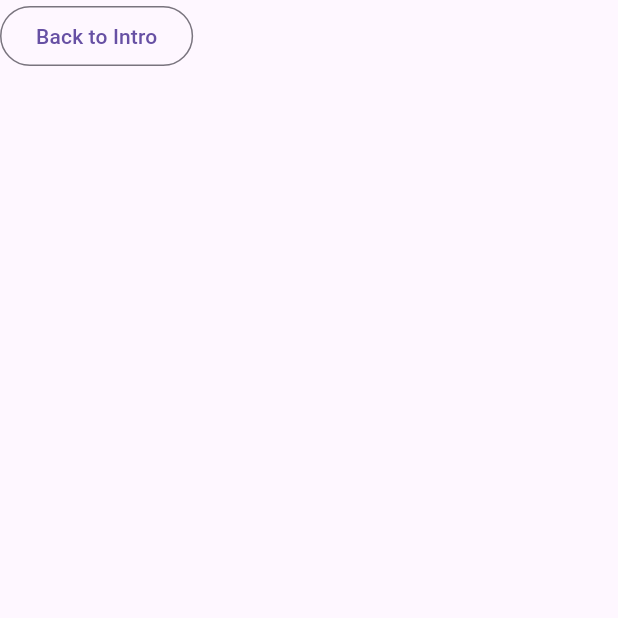
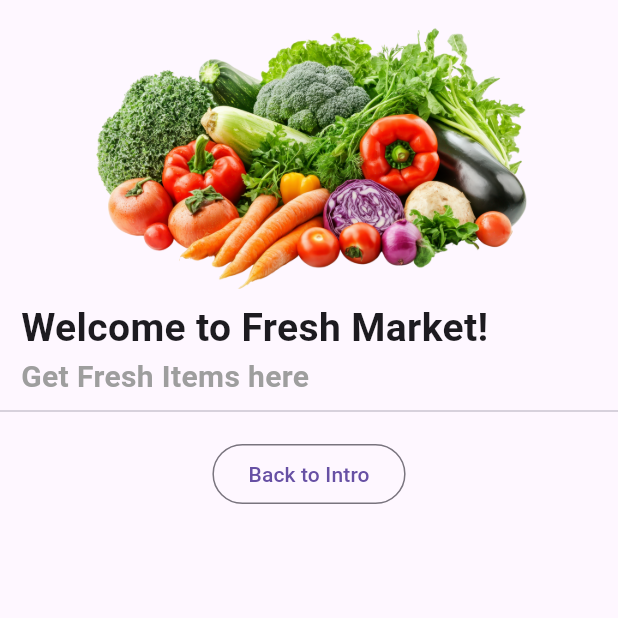
Before and after one commit to Tola-Seyha/fresh_market, a Flutter app: the screen it shows after launch, after a tap on "Get Start Now", on a phone screen of 412 x 824 dp, the top half of it. Run offline on Flutter 3.47's test engine with Material 3 defaults, Android fonts, the phone set to English and light mode, and no system bars; drawn by our look-alikes of carousel_slider.

Commit message:
Doing at the home page

```diff
--- /dev/null
+++ b/lib/components/category_component.dart
@@ -0,0 +1,20 @@
+import 'package:flutter/material.dart';
+
+class CatecoryComponent extends StatelessWidget {
+  final String title;
+  const CatecoryComponent({super.key, required this.title});
+  @override
+  Widget build(BuildContext context) {
+    return Padding(
+      padding: const EdgeInsets.symmetric(vertical: 8.0),
+      child: Container(
+        height: 220,
+        // width: 100,
+        color: Colors.green,
+        child: Text(title),
+
+
+      ),
+    );
+  }
+}
--- a/lib/main.dart
+++ b/lib/main.dart
@@ -1,4 +1,5 @@
 import 'package:flutter/material.dart';
+import 'package:fresh_market/pages/cart_page.dart';
 import 'package:fresh_market/pages/intro_page.dart';
 
 void main() {
--- a/lib/pages/cart_page.dart
+++ b/lib/pages/cart_page.dart
@@ -1,12 +1,14 @@
 import 'package:flutter/material.dart';
-
 class CartPage extends StatelessWidget {
   const CartPage({super.key});
-
   @override
   Widget build(BuildContext context) {
+
     return Scaffold(
-      body: Text("Cart Page"),
+      body: Center(
+        child: Text("This is Cart Page"),
+      ),
+
     );
   }
 }
--- a/lib/pages/home_page.dart
+++ b/lib/pages/home_page.dart
@@ -1,25 +1,101 @@
+import 'package:carousel_slider/carousel_slider.dart';
 import 'package:flutter/material.dart';
+import 'package:fresh_market/components/category_component.dart';
 
-class HomePage extends StatelessWidget {
+class HomePage extends StatefulWidget {
   const HomePage({super.key});
 
+  @override
+  State<HomePage> createState() => _HomePageState();
+}
+
+List<String> imagesSlider = [
+  "assets/image/vegetables.png",
+  "assets/image/fruit.png",
+  "assets/image/meats.png",
+];
+
+class _HomePageState extends State<HomePage> {
+  int currentIndex = 0;
   @override
   Widget build(BuildContext context) {
     return Scaffold(
       body: SafeArea(
+        child: SingleChildScrollView(
+          scrollDirection: Axis.vertical,
           child: Column(
             children: [
               //Auto slide
+              CarouselSlider(
+                options: CarouselOptions(
+                  onPageChanged: (index, reason) {
+                    setState(() {
+                      currentIndex = index;
+                    });
+                  },
+                  height: 200,
+                  viewportFraction: 0.9, //1 full screen
+                  autoPlay: true,
+                  autoPlayInterval: Duration(seconds: 4),
+                ),
+                items: imagesSlider.map((images) {
+                  return Builder(
+                    builder: (BuildContext context) {
+                      return Container(
+                        width: MediaQuery.of(context).size.width,
+                        margin: EdgeInsets.symmetric(horizontal: 14.0),
+                        decoration: BoxDecoration(
+                          image: DecorationImage(image: AssetImage(images)),
+                        ),
+                      );
+                    },
+                  );
+                }).toList(),
+              ),
 
               // category list
+              Row(
+                children: [
+                  Padding(
+                    padding: const EdgeInsets.symmetric(horizontal: 14.0),
+                    child: Text(
+                      "Welcome to Fresh Market!",
+                      style: TextStyle(
+                        fontSize: 26,
+                        fontWeight: FontWeight.bold,
+                      ),
+                    ),
+                  ),
+                ],
+              ),
+              Row(
+                children: [
+                  Padding(
+                    padding: const EdgeInsets.symmetric(horizontal: 14.0),
+                    child: Text(
+                      "Get Fresh Items here",
+                      style: TextStyle(
+                        fontSize: 20,
+                        fontWeight: FontWeight.bold,
+                        color: Colors.grey,
+                      ),
+                    ),
+                  ),
+                ],
+              ),
+              Divider(thickness: 1),
+              SizedBox(height: 10),
 
               // fresh items grid view
 
-
-             OutlinedButton(onPressed: () => Navigator.pop(context), child: Text("Back to Intro"))
+              // just a sameple back button to intro page
+              OutlinedButton(
+                onPressed: () => Navigator.pop(context),
+                child: Text("Back to Intro"),
+              ),
             ],
           ),
-
+        ),
       ),
     );
   }
--- a/lib/pages/intro_page.dart
+++ b/lib/pages/intro_page.dart
@@ -16,7 +16,7 @@ class IntroPage extends StatelessWidget {
               left: 50,
               right: 50,
             ),
-            child: Image.asset('assets/image/vegetables.png'),
+            child: Image.asset('assets/image/vegetable.png'),
           ),
           Padding(
             padding: const EdgeInsets.symmetric(horizontal: 20),
--- a/pubspec.yaml
+++ b/pubspec.yaml
@@ -35,6 +35,9 @@ dependencies:
   # Use with the CupertinoIcons class for iOS style icons.
   cupertino_icons: ^1.0.8
   provider: ^6.1.5+1
+  smooth_page_indicator: ^2.0.1
+  carousel_slider: ^5.1.1
+
 
 dev_dependencies:
   flutter_test:
```
Also changed, not shown: assets/image/fruit.png (added), assets/image/meat.png (added), assets/image/meats.png (added), assets/image/vegetable.png (added), assets/image/vegetables.png, pubspec.lock. Lines whose indentation alone changed are shown as unchanged.
